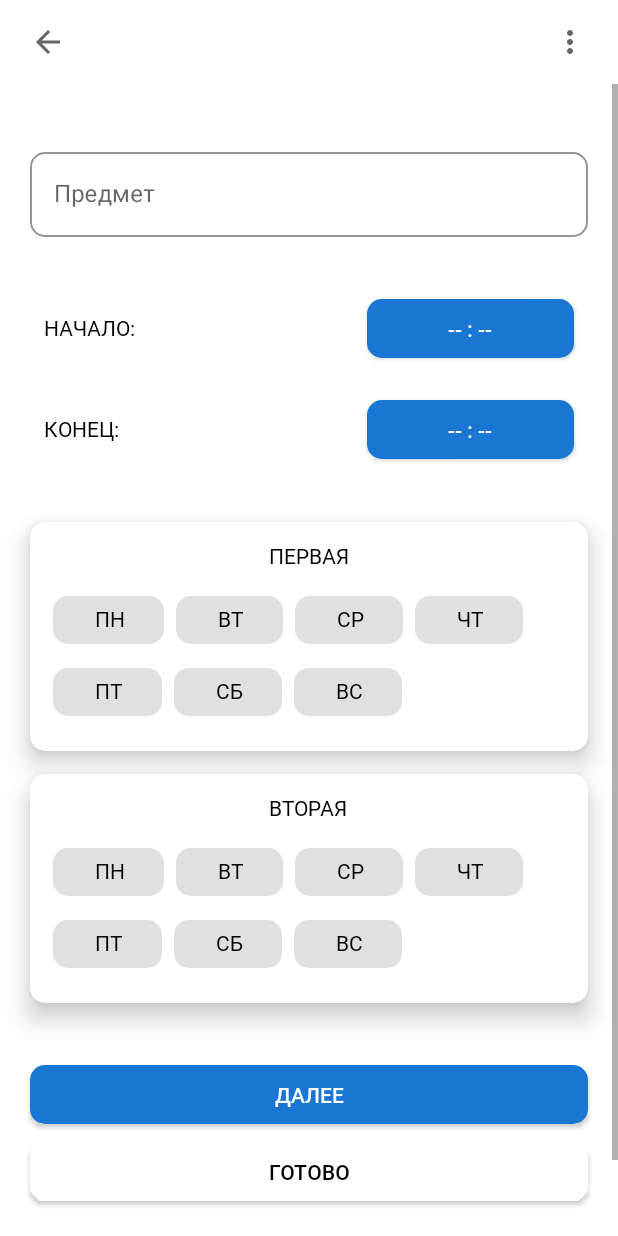
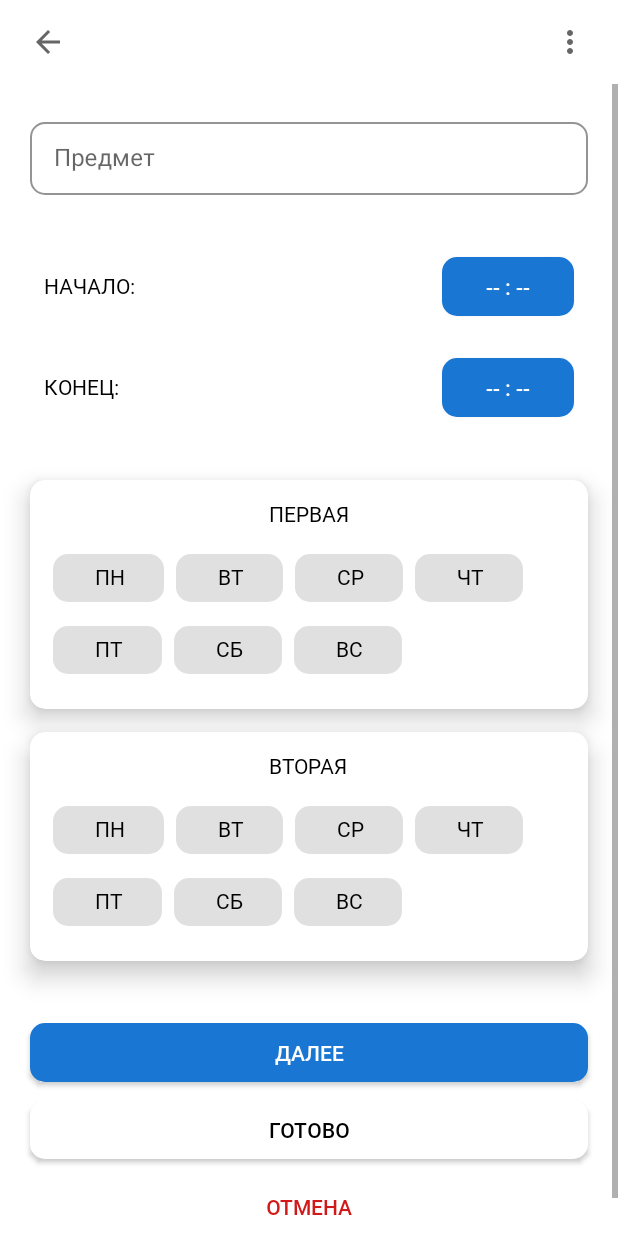
Before and after one commit to Aprekek/Timetable, an Android app: the LessonCreateFragment screen opened through its navigation route, on a phone screen of 412 x 824 dp. Run offline under Robolectric (Android 15) with nearby library versions, the phone set to English and light mode, and no system bars; our stand-ins replace data binding; 4 statements that could not run were skipped.

Commit message:
#1 Исправления

```diff
--- a/app/src/main/AndroidManifest.xml
+++ b/app/src/main/AndroidManifest.xml
@@ -13,7 +13,7 @@
         android:theme="@style/ApplicationTheme">
         <activity
             android:name=".presentation.MainActivity"
-            android:windowSoftInputMode="adjustPan">
+            android:windowSoftInputMode="adjustResize">
             <intent-filter>
                 <action android:name="android.intent.action.MAIN" />
 
--- a/buildSrc/src/main/java/ru/fevgenson/timetable/Modules.java
+++ b/buildSrc/src/main/java/ru/fevgenson/timetable/Modules.java
@@ -1,7 +1,7 @@
 package ru.fevgenson.timetable;
 
 public class Modules {
-    public static final String APP = ":app";
+
     public static final String LESSON_CREATE = ":features:lessoncreate";
     public static final String MAIN = ":features:main";
     public static final String TIMETABLE = ":features:timetable";
--- a/features/lessoncreate/src/main/java/ru/fevgenson/timetable/features/lessoncreate/presentation/LessonCreateViewModel.kt
+++ b/features/lessoncreate/src/main/java/ru/fevgenson/timetable/features/lessoncreate/presentation/LessonCreateViewModel.kt
@@ -4,13 +4,20 @@ import android.util.Log
 import androidx.lifecycle.LiveData
 import androidx.lifecycle.MutableLiveData
 import androidx.lifecycle.ViewModel
-import ru.fevgenson.timetable.features.lessoncreate.utills.LessonCreatePages
 import ru.fevgenson.timetable.libraries.core.presentation.eventutils.EventsDispatcher
 
 class LessonCreateViewModel : ViewModel() {
 
     interface EventListener {
         fun navigateToTimetable()
+    }
+
+    companion object {
+        const val MAIN_PAGE = 0
+        const val LOCATION_AND_TYPE_PAGE = 1
+        const val TEACHER_PAGE = 2
+
+        const val PAGES_COUNT = 3
     }
 
     val eventsDispatcher = EventsDispatcher<EventListener>()
@@ -20,7 +27,7 @@ class LessonCreateViewModel : ViewModel() {
         get() = _currentPage
 
     fun onTopBackButtonClick() {
-        if (_currentPage.value == LessonCreatePages.MAIN_PAGE) {
+        if (_currentPage.value == MAIN_PAGE) {
             eventsDispatcher.dispatchEvent { navigateToTimetable() }
         } else {
             _currentPage.value = currentPage.value?.minus(1)
@@ -28,7 +35,7 @@ class LessonCreateViewModel : ViewModel() {
     }
 
     fun onNextButtonClick() {
-        if (_currentPage.value == LessonCreatePages.TEACHER_PAGE) {
+        if (_currentPage.value == TEACHER_PAGE) {
             eventsDispatcher.dispatchEvent { navigateToTimetable() }
         } else {
             _currentPage.value = currentPage.value?.plus(1)
--- a/features/lessoncreate/src/main/java/ru/fevgenson/timetable/features/lessoncreate/presentation/viewpager/LessonCreateVPAdapter.kt
+++ b/features/lessoncreate/src/main/java/ru/fevgenson/timetable/features/lessoncreate/presentation/viewpager/LessonCreateVPAdapter.kt
@@ -3,28 +3,25 @@ package ru.fevgenson.timetable.features.lessoncreate.presentation.viewpager
 import android.view.ViewGroup
 import androidx.recyclerview.widget.RecyclerView
 import ru.fevgenson.timetable.features.lessoncreate.presentation.LessonCreateViewModel
-import ru.fevgenson.timetable.features.lessoncreate.utills.LessonCreatePages
 
 class LessonCreateVPAdapter(private val viewModel: LessonCreateViewModel) :
-    RecyclerView.Adapter<ViewHolder>() {
-
-    private companion object {
-
-        const val PAGES_COUNT = 3
-    }
+    RecyclerView.Adapter<RecyclerView.ViewHolder>() {
 
     override fun getItemViewType(position: Int): Int = position
 
-    override fun onCreateViewHolder(parent: ViewGroup, viewType: Int): ViewHolder =
+    override fun onCreateViewHolder(parent: ViewGroup, viewType: Int): RecyclerView.ViewHolder =
         when (viewType) {
-            LessonCreatePages.MAIN_PAGE -> VHMainPage.from(parent, viewModel)
-            LessonCreatePages.LOCATION_AND_TYPE_PAGE -> VHLocalAndTypePage.from(parent, viewModel)
-            LessonCreatePages.TEACHER_PAGE -> VHTeacherPage.from(parent, viewModel)
+            LessonCreateViewModel.MAIN_PAGE -> VHMainPage.from(parent, viewModel)
+            LessonCreateViewModel.LOCATION_AND_TYPE_PAGE -> VHLocalAndTypePage.from(
+                parent,
+                viewModel
+            )
+            LessonCreateViewModel.TEACHER_PAGE -> VHTeacherPage.from(parent, viewModel)
             else -> throw ClassCastException("Unknown ViewHolder type $viewType")
         }
 
-    override fun getItemCount() = PAGES_COUNT
+    override fun getItemCount() = LessonCreateViewModel.PAGES_COUNT
 
-    override fun onBindViewHolder(holder: ViewHolder, position: Int) {
+    override fun onBindViewHolder(holder: RecyclerView.ViewHolder, position: Int) {
     }
 }
--- a/features/lessoncreate/src/main/java/ru/fevgenson/timetable/features/lessoncreate/presentation/viewpager/VHMainPage.kt
+++ b/features/lessoncreate/src/main/java/ru/fevgenson/timetable/features/lessoncreate/presentation/viewpager/VHMainPage.kt
@@ -2,21 +2,19 @@ package ru.fevgenson.timetable.features.lessoncreate.presentation.viewpager
 
 import android.view.LayoutInflater
 import android.view.ViewGroup
+import androidx.recyclerview.widget.RecyclerView
 import ru.fevgenson.timetable.features.lessoncreate.databinding.PageMainBinding
 import ru.fevgenson.timetable.features.lessoncreate.presentation.LessonCreateViewModel
 
-class VHMainPage private constructor(override val binding: PageMainBinding) :
-    ViewHolder(binding) {
+class VHMainPage private constructor(binding: PageMainBinding) :
+    RecyclerView.ViewHolder(binding.root) {
 
     companion object {
         fun from(parent: ViewGroup, viewModel: LessonCreateViewModel): VHMainPage {
-            val page = VHMainPage(
-                PageMainBinding.inflate(
-                    LayoutInflater.from(parent.context), parent, false
-                )
-            )
-            page.binding.lessonCreateViewModel = viewModel
-            return page
+            val inflater = LayoutInflater.from(parent.context)
+            val binding = PageMainBinding.inflate(inflater, parent, false)
+            binding.lessonCreateViewModel = viewModel
+            return VHMainPage(binding)
         }
     }
 }
--- a/features/lessoncreate/src/main/java/ru/fevgenson/timetable/features/lessoncreate/presentation/viewpager/ViewHolder.kt
+++ /dev/null
@@ -1,7 +0,0 @@
-package ru.fevgenson.timetable.features.lessoncreate.presentation.viewpager
-
-import androidx.databinding.ViewDataBinding
-import androidx.recyclerview.widget.RecyclerView
-
-abstract class ViewHolder(open val binding: ViewDataBinding) :
-    RecyclerView.ViewHolder(binding.root)
--- a/features/lessoncreate/src/main/res/layout/fragment_lesson_create.xml
+++ b/features/lessoncreate/src/main/res/layout/fragment_lesson_create.xml
@@ -29,7 +29,7 @@
                 <ImageView
                     android:layout_width="wrap_content"
                     android:layout_height="wrap_content"
-                    android:contentDescription="@string/action_back"
+                    android:contentDescription="@string/lesson_create_description_action_back"
                     android:onClick="@{()->lessonCreateViewModel.onTopBackButtonClick()}"
                     android:src="@drawable/ic_baseline_arrow_back_24" />
 
@@ -37,7 +37,7 @@
                     android:layout_width="wrap_content"
                     android:layout_height="wrap_content"
                     android:layout_gravity="end"
-                    android:contentDescription="@string/top_back_menu"
+                    android:contentDescription="@string/lesson_create_description_top_back_menu"
                     android:src="@drawable/ic_menu_grey_24"
                     app:menuItemClickListener="@{lessonCreateViewModel::onClearItemClick}"
                     app:menuRes="@{ru.fevgenson.timetable.features.lessoncreate.R.menu.lesson_create_menu}" />
--- a/features/lessoncreate/src/main/res/layout/include_lesson_create_buttons.xml
+++ b/features/lessoncreate/src/main/res/layout/include_lesson_create_buttons.xml
@@ -16,7 +16,6 @@
         android:padding="20dp">
 
         <Button
-            android:id="@+id/next_button"
             style="@style/ApplicationTheme.PrimaryButton"
             android:layout_width="match_parent"
             android:layout_height="wrap_content"
@@ -24,7 +23,6 @@
             android:text="@string/lesson_create_button_next" />
 
         <Button
-            android:id="@+id/done_button"
             style="@style/ApplicationTheme.SecondaryButton"
             android:layout_width="match_parent"
             android:layout_height="wrap_content"
@@ -32,7 +30,6 @@
             android:text="@string/lesson_create_button_done" />
 
         <Button
-            android:id="@+id/cancel_button"
             style="@style/ApplicationTheme.CancelButton"
             android:layout_width="match_parent"
             android:layout_height="wrap_content"
--- a/features/lessoncreate/src/main/res/layout/include_lesson_days_buttons.xml
+++ b/features/lessoncreate/src/main/res/layout/include_lesson_days_buttons.xml
@@ -10,47 +10,47 @@
         style="@style/ApplicationTheme.ChipView"
         android:layout_width="wrap_content"
         android:layout_height="wrap_content"
-        android:text="@string/monday_short" />
+        android:text="@string/lesson_create_chip_monday_short" />
 
     <com.google.android.material.chip.Chip
         android:id="@+id/chip_tuesday"
         style="@style/ApplicationTheme.ChipView"
         android:layout_width="wrap_content"
         android:layout_height="wrap_content"
-        android:text="@string/tuesday_short" />
+        android:text="@string/lesson_create_chip_tuesday_short" />
 
     <com.google.android.material.chip.Chip
         android:id="@+id/chip_wednesday"
         style="@style/ApplicationTheme.ChipView"
         android:layout_width="wrap_content"
         android:layout_height="wrap_content"
-        android:text="@string/wednesday_short" />
+        android:text="@string/lesson_create_chip_wednesday_short" />
 
     <com.google.android.material.chip.Chip
         android:id="@+id/chip_thursday"
         style="@style/ApplicationTheme.ChipView"
         android:layout_width="wrap_content"
         android:layout_height="wrap_content"
-        android:text="@string/thursday_short" />
+        android:text="@string/lesson_create_chip_thursday_short" />
 
     <com.google.android.material.chip.Chip
         android:id="@+id/chip_friday"
         style="@style/ApplicationTheme.ChipView"
         android:layout_width="wrap_content"
         android:layout_height="wrap_content"
-        android:text="@string/friday_short" />
+        android:text="@string/lesson_create_chip_friday_short" />
 
     <com.google.android.material.chip.Chip
         android:id="@+id/chip_saturday"
         style="@style/ApplicationTheme.ChipView"
         android:layout_width="wrap_content"
         android:layout_height="wrap_content"
-        android:text="@string/saturday_short" />
+        android:text="@string/lesson_create_chip_saturday_short" />
 
     <com.google.android.material.chip.Chip
         android:id="@+id/chip_sunday"
         style="@style/ApplicationTheme.ChipView"
         android:layout_width="wrap_content"
         android:layout_height="wrap_content"
-        android:text="@string/sunday_short" />
+        android:text="@string/lesson_create_chip_sunday_short" />
 </com.google.android.material.chip.ChipGroup>
--- a/features/lessoncreate/src/main/res/layout/page_main.xml
+++ b/features/lessoncreate/src/main/res/layout/page_main.xml
@@ -19,15 +19,14 @@
             android:orientation="vertical">
 
             <com.google.android.material.textfield.TextInputLayout
-                android:id="@+id/include_lesson_subject_TIL"
                 style="@style/ApplicationTheme.TextInputLayout"
                 android:layout_width="match_parent"
                 android:layout_height="wrap_content"
-                android:layout_marginTop="20dp"
-                android:hint="@string/subject">
+                android:hint="@string/lesson_create_hint_subject"
+                android:padding="20dp">
 
                 <com.google.android.material.textfield.TextInputEditText
-                    android:id="@+id/include_lesson_subject_TIET"
+                    android:id="@+id/subject_edit_text"
                     android:layout_width="match_parent"
                     android:layout_height="wrap_content" />
             </com.google.android.material.textfield.TextInputLayout>
@@ -38,22 +37,21 @@
                 android:layout_marginTop="15dp">
 
                 <TextView
-                    android:id="@+id/include_lesson_text_view_start"
                     style="@style/ApplicationTheme.Body1Black"
                     android:layout_width="wrap_content"
                     android:layout_height="wrap_content"
                     android:layout_marginStart="29dp"
                     android:paddingVertical="18dp"
-                    android:text="@string/start_caps" />
+                    android:text="@string/lesson_create_title_start_caps" />
 
                 <Button
-                    android:id="@+id/include_lesson_start_button"
                     style="@style/ApplicationTheme.PrimaryButton"
-                    android:layout_width="138dp"
+                    android:layout_width="wrap_content"
                     android:layout_height="wrap_content"
                     android:layout_gravity="end"
                     android:layout_marginEnd="29dp"
-                    android:text="@string/time_not_set" />
+                    android:paddingHorizontal="55dp"
+                    android:text="@string/lesson_create_button_time_not_set" />
             </FrameLayout>
 
             <FrameLayout
@@ -62,26 +60,24 @@
                 android:layout_marginTop="15dp">
 
                 <TextView
-                    android:id="@+id/include_lesson_text_view_end"
                     style="@style/ApplicationTheme.Body1Black"
                     android:layout_width="wrap_content"
                     android:layout_height="wrap_content"
                     android:layout_marginStart="29dp"
                     android:paddingVertical="18dp"
-                    android:text="@string/end_caps" />
+                    android:text="@string/lesson_create_title_end_caps" />
 
                 <Button
-                    android:id="@+id/include_lesson_end_button"
                     style="@style/ApplicationTheme.PrimaryButton"
-                    android:layout_width="138dp"
+                    android:layout_width="wrap_content"
                     android:layout_height="wrap_content"
                     android:layout_gravity="end"
                     android:layout_marginEnd="29dp"
-                    android:text="@string/time_not_set" />
+                    android:paddingHorizontal="55dp"
+                    android:text="@string/lesson_create_button_time_not_set" />
             </FrameLayout>
 
             <androidx.cardview.widget.CardView
-                android:id="@+id/first_week_card_vw"
                 style="@style/ApplicationTheme.CardViewBase"
                 android:layout_width="match_parent"
                 android:layout_height="wrap_content"
@@ -95,12 +91,11 @@
                     android:padding="15dp">
 
                     <TextView
-                        android:id="@+id/first_week_txt_vw"
                         style="@style/ApplicationTheme.Body1Black"
                         android:layout_width="wrap_content"
                         android:layout_height="wrap_content"
                         android:layout_gravity="center"
-                        android:text="@string/first_week" />
+                        android:text="@string/lesson_create_title_first_week" />
 
                     <include
                         layout="@layout/include_lesson_days_buttons"
@@ -111,7 +106,6 @@
             </androidx.cardview.widget.CardView>
 
             <androidx.cardview.widget.CardView
-                android:id="@+id/second_week_card_vw"
                 style="@style/ApplicationTheme.CardViewBase"
                 android:layout_width="match_parent"
                 android:layout_height="wrap_content"
@@ -125,12 +119,11 @@
                     android:padding="15dp">
 
                     <TextView
-                        android:id="@+id/second_week_txt_vw"
                         style="@style/ApplicationTheme.Body1Black"
                         android:layout_width="wrap_content"
                         android:layout_height="wrap_content"
                         android:layout_gravity="center"
-                        android:text="@string/second_week" />
+                        android:text="@string/lesson_create_title_second_week" />
 
                     <include
                         layout="@layout/include_lesson_days_buttons"
@@ -141,7 +134,6 @@
             </androidx.cardview.widget.CardView>
 
             <include
-                android:id="@+id/buttons_main_page"
                 layout="@layout/include_lesson_create_buttons"
                 android:layout_width="match_parent"
                 android:layout_height="wrap_content"
--- a/features/lessoncreate/src/main/res/menu/lesson_create_menu.xml
+++ b/features/lessoncreate/src/main/res/menu/lesson_create_menu.xml
@@ -3,5 +3,5 @@
 
     <item
         android:id="@+id/action_clear"
-        android:title="@string/clear" />
+        android:title="@string/lesson_create_button_clear" />
 </menu>
--- a/features/lessoncreate/src/main/res/values/strings.xml
+++ b/features/lessoncreate/src/main/res/values/strings.xml
@@ -4,30 +4,33 @@
     <string name="lesson_create_button_done">Готово</string>
     <string name="lesson_create_button_cancel">Отмена</string>
 
-    <string name="subject">Предмет</string>
-    <string name="start_caps">НАЧАЛО:</string>
-    <string name="end_caps">КОНЕЦ:</string>
-    <string name="time_not_set">-- : --</string>
+    <string name="lesson_create_hint_subject">Предмет</string>
 
-    <string name="monday_short">ПН</string>
-    <string name="tuesday_short">ВТ</string>
-    <string name="wednesday_short">СР</string>
-    <string name="thursday_short">ЧТ</string>
-    <string name="friday_short">ПТ</string>
-    <string name="saturday_short">СБ</string>
-    <string name="sunday_short">ВС</string>
+    <string name="lesson_create_title_start_caps">НАЧАЛО:</string>
+    <string name="lesson_create_title_end_caps">КОНЕЦ:</string>
+    <string name="lesson_create_button_time_not_set">-- : --</string>
 
-    <string name="first_week">ПЕРВАЯ</string>
-    <string name="second_week">ВТОРАЯ</string>
+    <string name="lesson_create_chip_monday_short">ПН</string>
+    <string name="lesson_create_chip_tuesday_short">ВТ</string>
+    <string name="lesson_create_chip_wednesday_short">СР</string>
+    <string name="lesson_create_chip_thursday_short">ЧТ</string>
+    <string name="lesson_create_chip_friday_short">ПТ</string>
+    <string name="lesson_create_chip_saturday_short">СБ</string>
+    <string name="lesson_create_chip_sunday_short">ВС</string>
 
-    <string name="housing">Корпус</string>
-    <string name="classroom">Аудитория</string>
-    <string name="lesson_type">Тип занятия</string>
+    <string name="lesson_create_title_first_week">ПЕРВАЯ</string>
+    <string name="lesson_create_title_second_week">ВТОРАЯ</string>
 
-    <string name="full_name">Ф.И.О</string>
-    <string name="phone">Телефон</string>
-    <string name="email">Email</string>
-    <string name="clear">Очистить поля</string>
-    <string name="top_back_menu">Меню</string>
-    <string name="action_back">Назад</string>
+    <string name="lesson_create_hint_housing">Корпус</string>
+    <string name="lesson_create_hint_classroom">Аудитория</string>
+    <string name="lesson_create_hint_lesson_type">Тип занятия</string>
+
+    <string name="lesson_create_hint_full_name">Ф.И.О</string>
+    <string name="lesson_create_hint_phone">Телефон</string>
+    <string name="lesson_create_hint_email">Email</string>
+
+    <string name="lesson_create_button_clear">Очистить поля</string>
+
+    <string name="lesson_create_description_top_back_menu">Меню</string>
+    <string name="lesson_create_description_action_back">Назад</string>
 </resources>
--- a/libraries/themes/src/main/res/values/styles.xml
+++ b/libraries/themes/src/main/res/values/styles.xml
@@ -112,9 +112,8 @@
     </style>
 
     <!-- Стиль для TextInputLayout -->
-    <style name="ApplicationTheme.TextInputLayout" parent="Widget.MaterialComponents.TextInputLayout.OutlinedBox">
+    <style name="ApplicationTheme.TextInputLayout" parent="Widget.MaterialComponents.TextInputLayout.OutlinedBox.Dense">
 
-        <item name="android:padding">20dp</item>
         <item name="boxCornerRadiusTopStart">10dp</item>
         <item name="boxCornerRadiusTopEnd">10dp</item>
         <item name="boxCornerRadiusBottomStart">10dp</item>
```
Also changed, not shown: features/lessoncreate/src/main/java/ru/fevgenson/timetable/features/lessoncreate/presentation/viewpager/VHLocalAndTypePage.kt (+7 -9 lines), features/lessoncreate/src/main/java/ru/fevgenson/timetable/features/lessoncreate/presentation/viewpager/VHTeacherPage.kt (+7 -9 lines), features/lessoncreate/src/main/java/ru/fevgenson/timetable/features/lessoncreate/utills/Pages.kt (deleted, +0 -8 lines), features/lessoncreate/src/main/res/layout/page_location_and_type.xml (+9 -11 lines), features/lessoncreate/src/main/res/layout/page_teacher.xml (+9 -13 lines).
